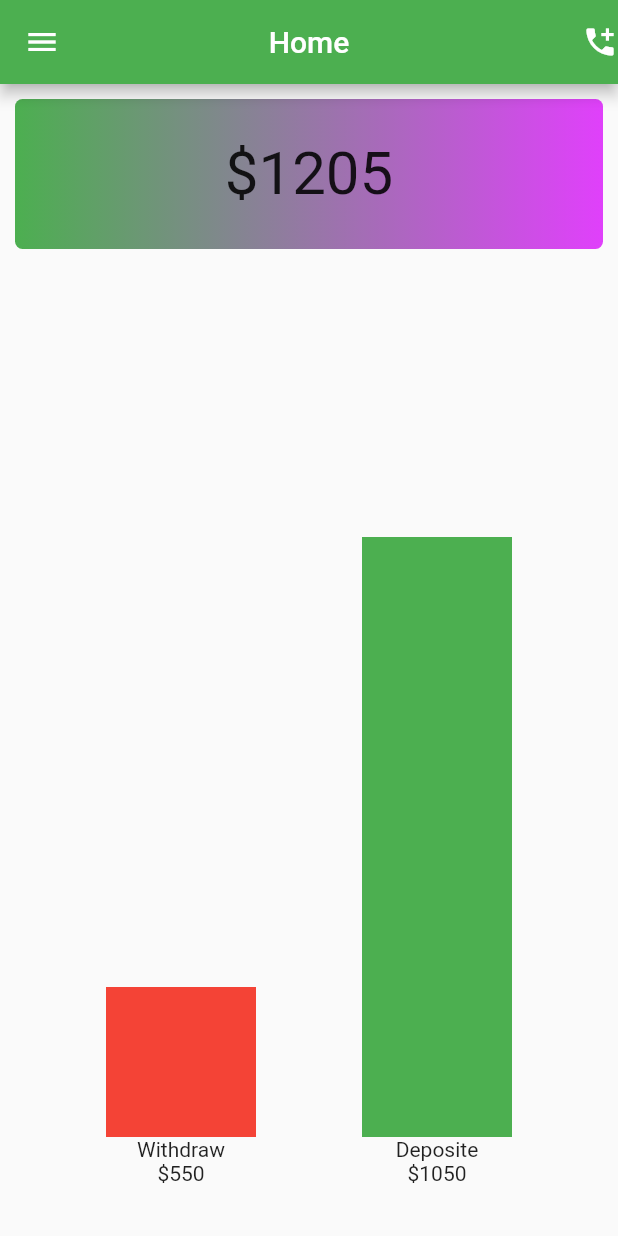
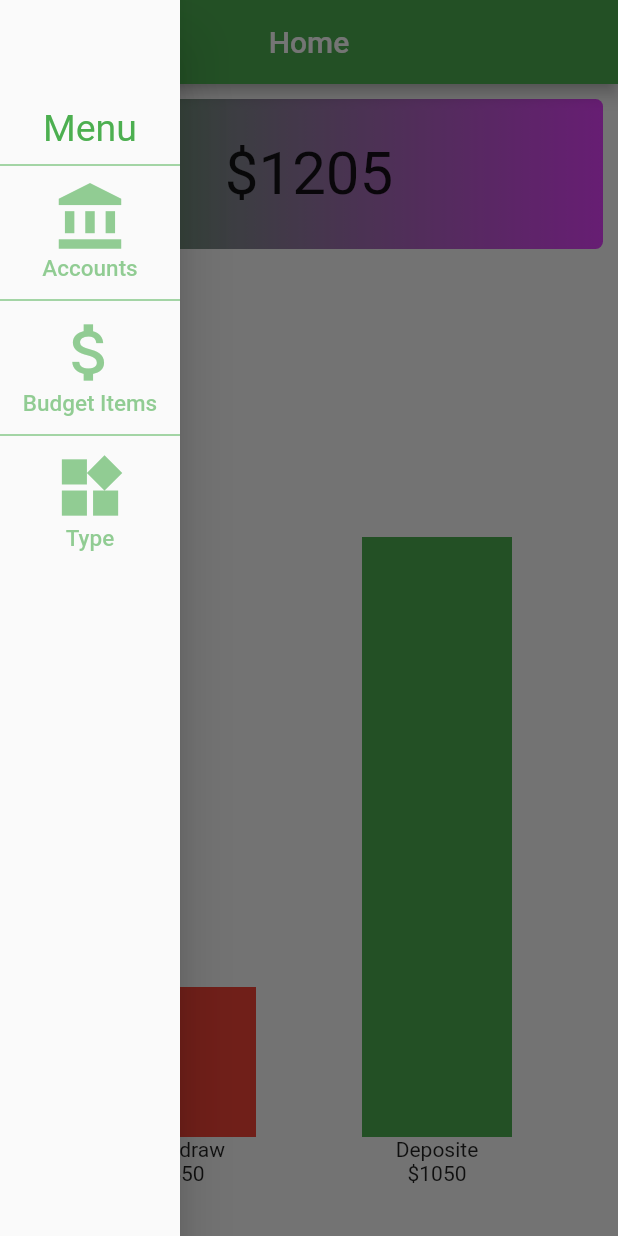
Before and after one commit to Shaheduzzaman67/money_management, a Flutter app: the screen it shows after launch, with the side drawer open (before the commit the screen has no drawer), on a phone screen of 412 x 824 dp. Run offline on Flutter 3.47's test engine with Material 2 defaults, Android fonts, the phone set to English and light mode, and no system bars.

Commit message:
Major funtionality added

```diff
--- a/lib/application.dart
+++ b/lib/application.dart
@@ -1,14 +1,16 @@
 import 'package:flutter/material.dart';
-import 'package:money_tracker/pages/home/home_page.dart';
+import 'package:money_tracker/routes.dart';
 
 class Application extends StatelessWidget {
   @override
   Widget build(BuildContext context) {
     return MaterialApp(
-        title: "Money Tacker",
-        theme: ThemeData(
-          primarySwatch: Colors.green,
-        ),
-        home: HomePage());
+      title: "Money Tacker",
+      theme: ThemeData(
+        primarySwatch: Colors.green,
+      ),
+      initialRoute: '/',
+      routes: routes,
+    );
   }
 }
--- a/lib/pages/home/home_page.dart
+++ b/lib/pages/home/home_page.dart
@@ -1,5 +1,5 @@
 import 'package:flutter/material.dart';
-import 'package:money_tracker/pages/home/widgets/custom_text.dart';
+import 'package:money_tracker/pages/index.dart';
 
 class HomePage extends StatelessWidget {
   const HomePage({Key key}) : super(key: key);
@@ -9,13 +9,10 @@ class HomePage extends StatelessWidget {
   Widget build(BuildContext context) {
     return Scaffold(
       appBar: AppBar(
-        leading: Icon(Icons.menu),
         title: const Text("Home"),
-        actions: <Widget>[
-          Icon(Icons.add_call),
-        ],
         centerTitle: true,
       ),
+      drawer: Menu(),
       body: Column(
         crossAxisAlignment: CrossAxisAlignment.stretch,
         children: <Widget>[
--- /dev/null
+++ b/lib/pages/home/widgets/menu.dart
@@ -0,0 +1,109 @@
+import 'package:flutter/material.dart';
+
+class Menu extends StatelessWidget {
+  @override
+  Widget build(BuildContext context) {
+    var color = Theme.of(context).primaryColor;
+    return SizedBox(
+      width: 120,
+      child: Drawer(
+        child: Column(
+          children: <Widget>[
+            Container(
+              height: 100,
+              alignment: Alignment.bottomCenter,
+              child: Text(
+                "Menu",
+                style: TextStyle(
+                  fontSize: 25,
+                  color: color,
+                ),
+              ),
+            ),
+            Divider(
+              height: 20,
+              color: color,
+            ),
+            _MenuItem(
+              title: "Accounts",
+              color: color,
+              icon: Icons.account_balance,
+              onTap: () => onNavigate(context, '/accounts'),
+            ),
+            Divider(
+              height: 20,
+              color: color,
+            ),
+            _MenuItem(
+              title: "Budget Items",
+              color: color,
+              icon: Icons.attach_money,
+              onTap: () => onNavigate(context, '/items'),
+            ),
+            Divider(
+              height: 20,
+              color: color,
+            ),
+            _MenuItem(
+              title: "Type",
+              color: color,
+              icon: Icons.widgets,
+              onTap: () => onNavigate(context, '/types'),
+            ),
+          ],
+        ),
+      ),
+    );
+  }
+
+  void onNavigate(BuildContext context, String uri) {
+    Navigator.of(context).pop();
+    Navigator.of(context).pushNamed(uri);
+  }
+}
+
+class _MenuItem extends StatelessWidget {
+  const _MenuItem({
+    Key key,
+    @required this.color,
+    @required this.icon,
+    @required this.title,
+    @required this.onTap,
+  }) : super(key: key);
+
+  final Color color;
+  final IconData icon;
+  final String title;
+  final Function onTap;
+
+  @override
+  Widget build(BuildContext context) {
+    return InkWell(
+      onTap: onTap,
+      child: Opacity(
+        opacity: 0.6,
+        child: Container(
+          height: 70,
+          alignment: Alignment.center,
+          child: Column(
+            children: <Widget>[
+              Icon(
+                icon,
+                size: 50,
+                color: color,
+              ),
+              Text(
+                title,
+                style: TextStyle(
+                  fontSize: 15,
+                  color: color,
+                  fontWeight: FontWeight.w500,
+                ),
+              ),
+            ],
+          ),
+        ),
+      ),
+    );
+  }
+}
--- /dev/null
+++ b/lib/pages/index.dart
@@ -0,0 +1,12 @@
+library pages;
+
+export './accounts/account_page.dart';
+export './accounts/accounts_page.dart';
+export './home/home_page.dart';
+export './home/widgets/custom_text.dart';
+export './icons/icons_page.dart';
+export './items/item_page.dart';
+export './items/items_page.dart';
+export './types/type_page.dart';
+export './types/types_page.dart';
+export './home/widgets/menu.dart';
--- /dev/null
+++ b/lib/pages/items/items_page.dart
@@ -0,0 +1,15 @@
+import 'package:flutter/material.dart';
+
+class ItemsPage extends StatelessWidget {
+  @override
+  Widget build(BuildContext context) {
+    return Scaffold(
+      appBar: AppBar(
+        title: const Text("Items"),
+      ),
+      body: Center(
+        child: const Text("Items"),
+      ),
+    );
+  }
+}
--- /dev/null
+++ b/lib/routes.dart
@@ -0,0 +1,9 @@
+import 'package:flutter/material.dart';
+import 'package:money_tracker/pages/index.dart';
+
+final routes = {
+  '/': (BuildContext context) => HomePage(),
+  '/accounts': (BuildContext context) => AccountsPage(),
+  '/items': (BuildContext context) => ItemsPage(),
+  '/types': (BuildContext context) => TypesPage(),
+};
```
Also changed, not shown: lib/pages/accounts/account_page.dart (added, +72 -0 lines), lib/pages/accounts/accounts_page.dart (added, +29 -0 lines), lib/pages/icons/icon_holder.dart (added, +47 -0 lines), lib/pages/icons/icon_list.dart (added, +9 -0 lines), lib/pages/icons/icons_page.dart (added, +38 -0 lines), lib/pages/items/item_page.dart (added, +15 -0 lines), lib/pages/types/type_page.dart (added, +57 -0 lines), lib/pages/types/types_page.dart (added, +27 -0 lines).
